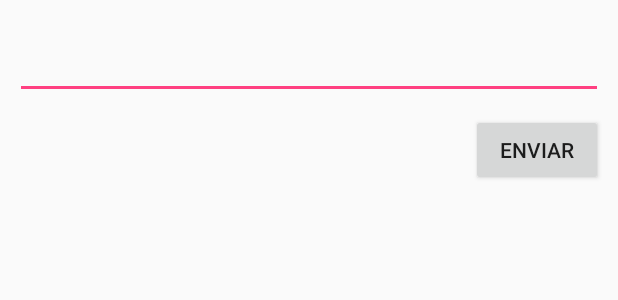
After one commit to joshluq/android-exceltrack, an Android app: the layout dialog_add_incident.xml on its own in the app's theme, with its tools: preview values and no code run, on a phone screen of 412 x 824 dp. The commit adds this screen. Shown: the top 300 px of the screen. Run offline under Robolectric (Android 15) with nearby library versions, the phone set to English and light mode, and no system bars.

Commit message:
rename dialog - create view

```diff
--- a/app/src/main/java/pe/exceltransport/exceltrack/internal/di/module/TripDetailFragmentProvider.java
+++ b/app/src/main/java/pe/exceltransport/exceltrack/internal/di/module/TripDetailFragmentProvider.java
@@ -2,12 +2,12 @@ package pe.exceltransport.exceltrack.internal.di.module;
 
 import dagger.Module;
 import dagger.android.ContributesAndroidInjector;
-import pe.exceltransport.exceltrack.view.dialog.AddEventDialog;
+import pe.exceltransport.exceltrack.view.dialog.AddIncidentDialog;
 
 @Module
 public abstract class TripDetailFragmentProvider {
 
     @ContributesAndroidInjector(modules = AddEventDialogModule.class)
-    abstract AddEventDialog provideAddEventDialog();
+    abstract AddIncidentDialog provideAddEventDialog();
 
 }
--- a/app/src/main/java/pe/exceltransport/exceltrack/navigator/Navigator.java
+++ b/app/src/main/java/pe/exceltransport/exceltrack/navigator/Navigator.java
@@ -13,7 +13,7 @@ import pe.exceltransport.exceltrack.view.activity.BaseActivity;
 import pe.exceltransport.exceltrack.view.activity.MainActivity;
 import pe.exceltransport.exceltrack.view.activity.SignInActivity;
 import pe.exceltransport.exceltrack.view.activity.TripDetailActivity;
-import pe.exceltransport.exceltrack.view.dialog.AddEventDialog;
+import pe.exceltransport.exceltrack.view.dialog.AddIncidentDialog;
 import pe.exceltransport.exceltrack.view.fragment.MoreFragment;
 import pe.exceltransport.exceltrack.view.fragment.SignInFragment;
 import pe.exceltransport.exceltrack.view.fragment.SplashFragment;
@@ -90,9 +90,9 @@ public class Navigator {
         builder.create().show();
     }
 
-    public void showAddEventDialog(long trackingId){
+    public void showAddIncidentDialog(long trackingId){
         FragmentManager fragmentManager = activity.getSupportFragmentManager();
-        AddEventDialog.newInstance(trackingId).show(fragmentManager, AddEventDialog.class.getSimpleName());
+        AddIncidentDialog.newInstance(trackingId).show(fragmentManager, AddIncidentDialog.class.getSimpleName());
     }
 
     private void fragmentTransaction(FragmentTransaction transaction) {
--- a/app/src/main/java/pe/exceltransport/exceltrack/view/AddEventView.java
+++ b/app/src/main/java/pe/exceltransport/exceltrack/view/AddIncidentView.java
@@ -2,7 +2,7 @@ package pe.exceltransport.exceltrack.view;
 
 import pe.exceltransport.domain.Tracking;
 
-public interface AddEventView extends LoadDataView {
+public interface AddIncidentView extends LoadDataView {
 
     long getTrackingId();
 
--- a/app/src/main/java/pe/exceltransport/exceltrack/view/activity/TripDetailActivity.java
+++ b/app/src/main/java/pe/exceltransport/exceltrack/view/activity/TripDetailActivity.java
@@ -134,7 +134,7 @@ public class TripDetailActivity extends BaseActivity implements TripDetailView,
 
     @OnClick(R.id.fab_events)
     public void onFabEvents() {
-        navigator.showAddEventDialog(getTrackingId());
+        navigator.showAddIncidentDialog(getTrackingId());
     }
 
     @Override
--- /dev/null
+++ b/app/src/main/res/layout/dialog_add_incident.xml
@@ -0,0 +1,50 @@
+<?xml version="1.0" encoding="utf-8"?>
+<android.support.constraint.ConstraintLayout xmlns:android="http://schemas.android.com/apk/res/android"
+    xmlns:app="http://schemas.android.com/apk/res-auto"
+    xmlns:tools="http://schemas.android.com/tools"
+    android:layout_width="match_parent"
+    android:layout_height="wrap_content">
+
+    <android.support.design.widget.TextInputLayout
+        android:id="@+id/til_incident_detail"
+        android:layout_width="0dp"
+        android:layout_height="wrap_content"
+        android:layout_marginEnd="@dimen/default_dp_10_1"
+        android:layout_marginStart="@dimen/default_dp_10_1"
+        android:layout_marginTop="@dimen/default_dp_10_1"
+        app:layout_constraintEnd_toEndOf="parent"
+        app:layout_constraintStart_toStartOf="parent"
+        app:layout_constraintTop_toTopOf="parent">
+
+        <android.support.design.widget.TextInputEditText
+            android:id="@+id/et_incident_detail"
+            android:layout_width="match_parent"
+            android:layout_height="wrap_content"
+            android:inputType="textCapSentences|textAutoCorrect|textAutoComplete"
+            tools:ignore="LabelFor" />
+    </android.support.design.widget.TextInputLayout>
+
+
+    <Button
+        android:id="@+id/btn_add"
+        android:layout_width="wrap_content"
+        android:layout_height="wrap_content"
+        android:layout_marginBottom="@dimen/default_dp_10_1"
+        android:layout_marginEnd="@dimen/default_dp_10_1"
+        android:layout_marginTop="@dimen/default_dp_10_1"
+        android:text="@string/text_send"
+        app:layout_constraintBottom_toBottomOf="parent"
+        app:layout_constraintEnd_toEndOf="parent"
+        app:layout_constraintTop_toBottomOf="@+id/til_incident_detail" />
+
+    <ProgressBar
+        android:id="@+id/v_loading"
+        android:visibility="gone"
+        android:layout_width="wrap_content"
+        android:layout_height="wrap_content"
+        app:layout_constraintBottom_toBottomOf="parent"
+        app:layout_constraintEnd_toEndOf="parent"
+        app:layout_constraintStart_toStartOf="parent"
+        app:layout_constraintTop_toTopOf="parent" />
+
+</android.support.constraint.ConstraintLayout>
--- a/app/src/main/res/values/strings.xml
+++ b/app/src/main/res/values/strings.xml
@@ -33,5 +33,7 @@
     <string name="rationale_ask_ok">Gracias</string>
     <string name="text_invalid_field">Campo no valido</string>
     <string name="text_trip_list_fragment_title">Mis viajes asignados</string>
+    <string name="text_send">Enviar</string>
+    <string name="text_incident_dialog_title">¿Qué Pasó?</string>
 
 </resources>
```
Also changed, not shown: app/src/main/java/pe/exceltransport/exceltrack/presenter/AddIncidentPresenter.java (renamed from app/src/main/java/pe/exceltransport/exceltrack/presenter/AddEventPresenter.java, +17 -5 lines), app/src/main/java/pe/exceltransport/exceltrack/view/dialog/AddIncidentDialog.java (renamed from app/src/main/java/pe/exceltransport/exceltrack/view/dialog/AddEventDialog.java, +35 -14 lines), app/src/main/res/layout/dialog_add_event.xml (deleted, +0 -13 lines).
